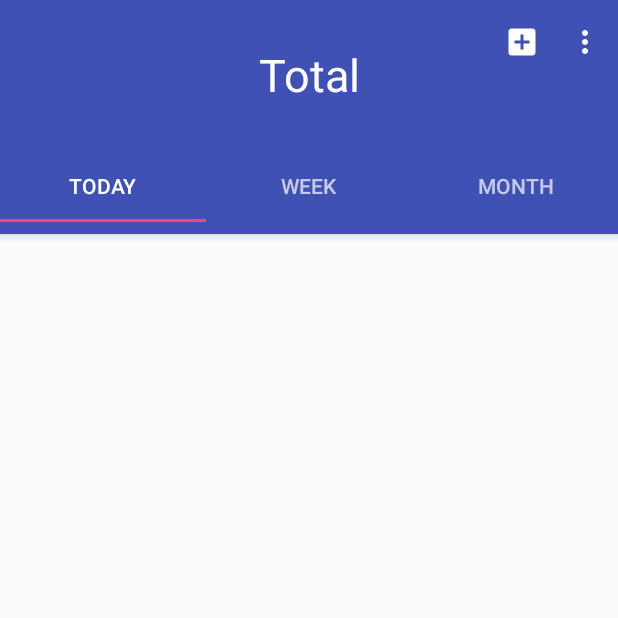
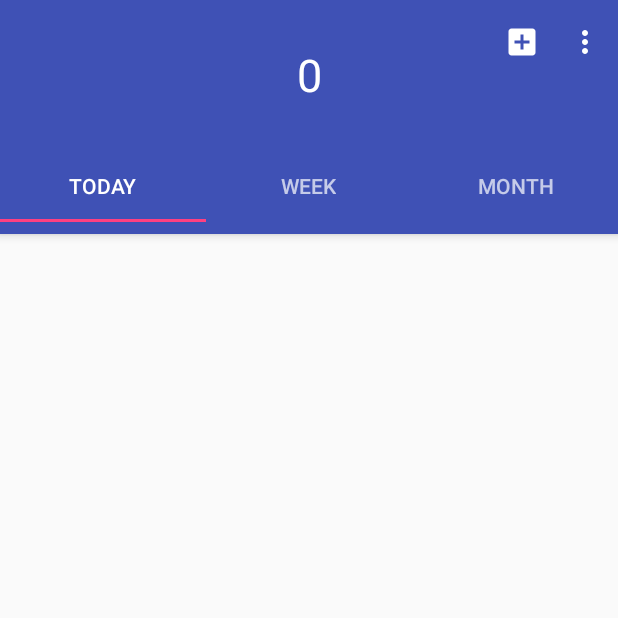
Before and after one commit to chhomchhom/projectExpense, an Android app: the ExpensesFragment screen opened directly, with no data from a screen before it, on a phone screen of 412 x 824 dp, the top half of it. Run offline under Robolectric (Android 15) with nearby library versions, the phone set to English and light mode, and no system bars.

Commit message:
-updated the login page to white -added methods for expense cards -total now updates based on cards

```diff
--- a/app/src/main/java/com/projectexpense2/virackdara/projectexpense2/activities/InputPasswordActivity.java
+++ b/app/src/main/java/com/projectexpense2/virackdara/projectexpense2/activities/InputPasswordActivity.java
@@ -53,9 +53,7 @@ public class InputPasswordActivity extends AppCompatActivity {
                     Toast.makeText(InputPasswordActivity.this, "Try Again", Toast.LENGTH_SHORT).show();
                 }
 
-
             }
-
             @Override
             public void onCleared() {
 
--- a/app/src/main/java/com/projectexpense2/virackdara/projectexpense2/activities/MainActivity.java
+++ b/app/src/main/java/com/projectexpense2/virackdara/projectexpense2/activities/MainActivity.java
@@ -12,6 +12,7 @@ import android.support.v7.app.AppCompatActivity;
 import android.support.v7.widget.LinearLayoutManager;
 import android.support.v7.widget.RecyclerView;
 import android.view.MenuItem;
+import android.widget.ArrayAdapter;
 import android.widget.TextView;
 
 import com.projectexpense2.virackdara.projectexpense2.adapters.ExpenseCardAdapter;
@@ -32,10 +33,16 @@ import java.util.ArrayList;
 import java.util.Date;
 import java.util.List;
 
+import static com.projectexpense2.virackdara.projectexpense2.objects.ExpenseCard.dayTotal;
+import static com.projectexpense2.virackdara.projectexpense2.objects.ExpenseCard.getExpenseCardsByDate;
+import static com.projectexpense2.virackdara.projectexpense2.objects.ExpenseCard.listOfExpenseCards;
+
 public class MainActivity extends AppCompatActivity {
 
     private TextView mTextMessage;
-
+    public static ArrayList<ExpenseCard> todayCards;
+    public static ArrayList<ExpenseCard> weekCards;
+    public static ArrayList<ExpenseCard> monthCards;
 
     private BottomNavigationView.OnNavigationItemSelectedListener mOnNavigationItemSelectedListener
             = new BottomNavigationView.OnNavigationItemSelectedListener() {
@@ -75,6 +82,13 @@ public class MainActivity extends AppCompatActivity {
         //invoke program activity
         launchProgramActivity();
 
+        //finding today's total expenses
+        ArrayList<ExpenseCard> dayExpenseCards = getExpenseCardsByDate(new Date());
+        for(int i = 0;i<dayExpenseCards.size();i++){
+            dayTotal=dayTotal+Integer.parseInt(dayExpenseCards.get(i).getAmount());
+        }
+
+
         //mTextMessage = findViewById(R.id.message);
         BottomNavigationView navigation = findViewById(R.id.navigation);
         BottomNavigationViewHelper.removeShiftMode(navigation);
--- a/app/src/main/java/com/projectexpense2/virackdara/projectexpense2/fragments/ExpensesFragment.java
+++ b/app/src/main/java/com/projectexpense2/virackdara/projectexpense2/fragments/ExpensesFragment.java
@@ -14,6 +14,7 @@ import android.view.MenuInflater;
 import android.view.MenuItem;
 import android.view.View;
 import android.view.ViewGroup;
+import android.widget.TextView;
 
 import com.projectexpense2.virackdara.projectexpense2.R;
 import com.projectexpense2.virackdara.projectexpense2.activities.SettingsActivity;
@@ -23,23 +24,31 @@ import com.projectexpense2.virackdara.projectexpense2.objects.ExpenseCard;
 
 import java.util.Date;
 
+import static com.projectexpense2.virackdara.projectexpense2.objects.ExpenseCard.dayTotal;
+
 public class ExpensesFragment extends Fragment{
+
+    private TextView totalTextBox;
 
     @Nullable
     @Override
     public View onCreateView(LayoutInflater inflater, @Nullable ViewGroup container, @Nullable Bundle savedInstanceState) {
 
-        View rootView = inflater.inflate(R.layout.fragment_expense, container, false);
+        final View rootView = inflater.inflate(R.layout.fragment_expense, container, false);
         Toolbar toolbar = rootView.findViewById(R.id.toolbarExpense);
         toolbar.setTitle("");
         ((AppCompatActivity)getActivity()).setSupportActionBar(toolbar);
         setHasOptionsMenu(true);
+
 
         TabLayout tabLayout = rootView.findViewById(R.id.tabLayout);
         tabLayout.addTab(tabLayout.newTab().setText("Today"));
         tabLayout.addTab(tabLayout.newTab().setText("Week"));
         tabLayout.addTab(tabLayout.newTab().setText("Month"));
         tabLayout.setTabGravity(TabLayout.GRAVITY_FILL);
+
+        totalTextBox = rootView.findViewById(R.id.total);
+        totalTextBox.setText(dayTotal+"");
 
         final ViewPager viewPager = rootView.findViewById(R.id.pager);
         final PagerAdapter pagerAdapter = new PagerAdapter(getFragmentManager(), tabLayout.getTabCount());
@@ -49,6 +58,9 @@ public class ExpensesFragment extends Fragment{
             @Override
             public void onTabSelected(TabLayout.Tab tab) {
                 viewPager.setCurrentItem(tab.getPosition());
+                totalTextBox = rootView.findViewById(R.id.total);
+                totalTextBox.setText(dayTotal+"");
+
             }
 
             @Override
--- a/app/src/main/res/drawable/background.xml
+++ b/app/src/main/res/drawable/background.xml
@@ -2,9 +2,9 @@
 <shape xmlns:android="http://schemas.android.com/apk/res/android"
     android:shape="rectangle">
     <gradient
-        android:startColor="#52b66b"
-        android:centerColor="#58ffd6"
-        android:endColor="#4cd6ff"
+        android:startColor="#ffffff"
+        android:centerColor="#ffffff"
+        android:endColor="#ffffff"
         android:angle="90"/>
 
 </shape>
```
Also changed, not shown: app/src/main/java/com/projectexpense2/virackdara/projectexpense2/fragments/ExpenseDialogFragment.java (+12 -1 lines), app/src/main/java/com/projectexpense2/virackdara/projectexpense2/objects/Categories.java (+15 -12 lines), app/src/main/java/com/projectexpense2/virackdara/projectexpense2/objects/ExpenseCard.java (+20 -8 lines).
